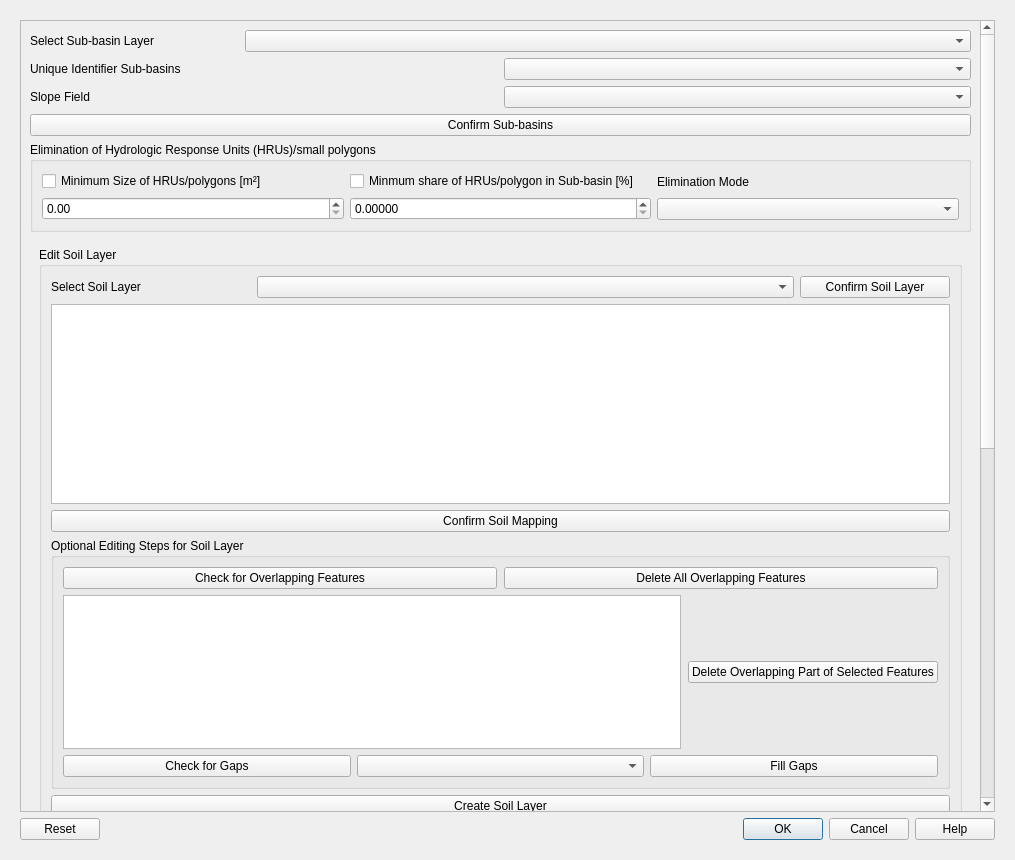
Qt form QTalsim/qtalsim_dialog_base.ui (sydroconsult/QTalsim) before a commit.
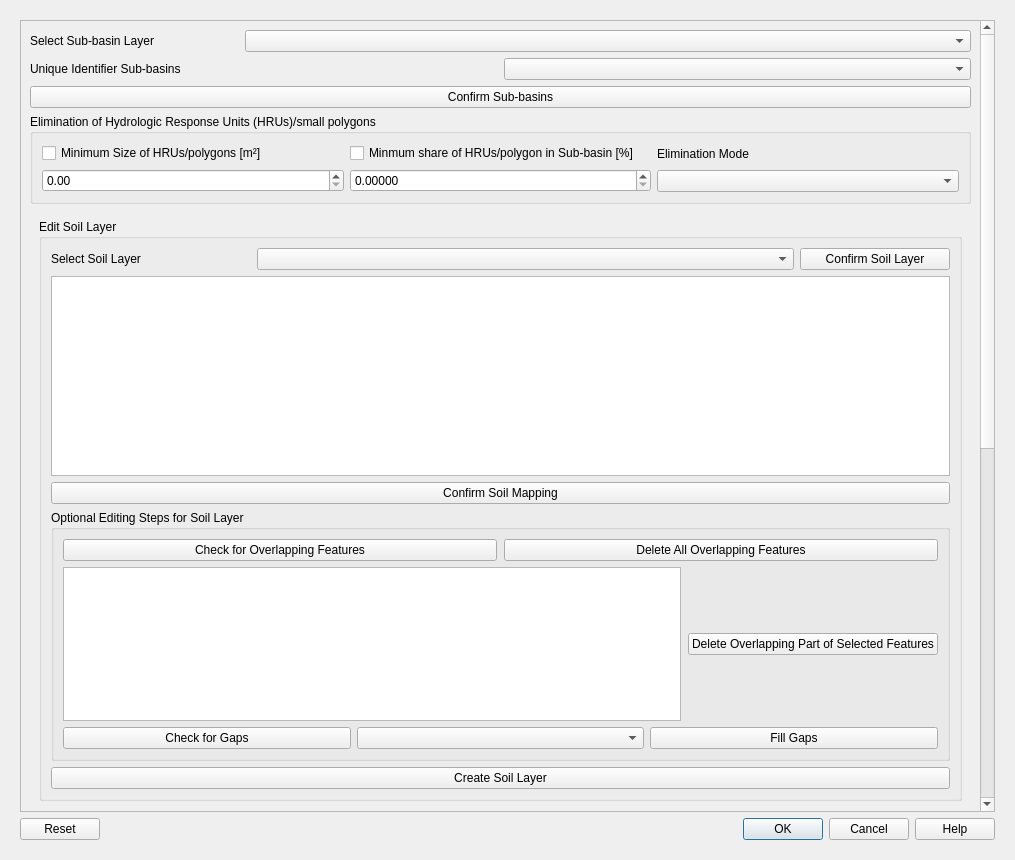
The same form after that commit. Custom widgets are drawn as their Qt base class.

Commit message: Release 1.4.3 preparation - Slope calculation is now available for each HRU by uploading a DEM - Update of docs

```diff
--- a/QTalsim/qtalsim_dialog_base.ui
+++ b/QTalsim/qtalsim_dialog_base.ui
@@ -53,7 +53,7 @@
          <property name="geometry">
           <rect>
            <x>0</x>
-           <y>-718</y>
+           <y>0</y>
            <width>948</width>
            <height>1497</height>
           </rect>
@@ -138,20 +138,6 @@
             </item>
            </layout>
           </item>
-          <item>
-           <layout class="QHBoxLayout" name="horizontalLayout_12">
-            <item>
-             <widget class="QLabel" name="labelSlopeField">
-              <property name="text">
-               <string>Slope Field</string>
-              </property>
-             </widget>
-            </item>
-            <item>
-             <widget class="QComboBox" name="comboboxSlopeField"/>
-            </item>
-           </layout>
-          </item>
           <item>
            <widget class="QPushButton" name="onEZG">
             <property name="minimumSize">
@@ -720,7 +706,21 @@
             <property name="title">
              <string>Intersection of Layers</string>
             </property>
-            <layout class="QHBoxLayout" name="horizontalLayout_18">
+            <layout class="QVBoxLayout" name="verticalLayout_9">
+             <item>
+              <layout class="QHBoxLayout" name="horizontalLayout_5">
+               <item>
+                <widget class="QLabel" name="labelDEM">
+                 <property name="text">
+                  <string>Select Digital Elevation Model (DEM)</string>
+                 </property>
+                </widget>
+               </item>
+               <item>
+                <widget class="QComboBox" name="comboboxDEMLayer"/>
+               </item>
+              </layout>
+             </item>
              <item>
               <layout class="QVBoxLayout" name="verticalLayout_4">
                <item>
```
The commit also changes 7 other files.
